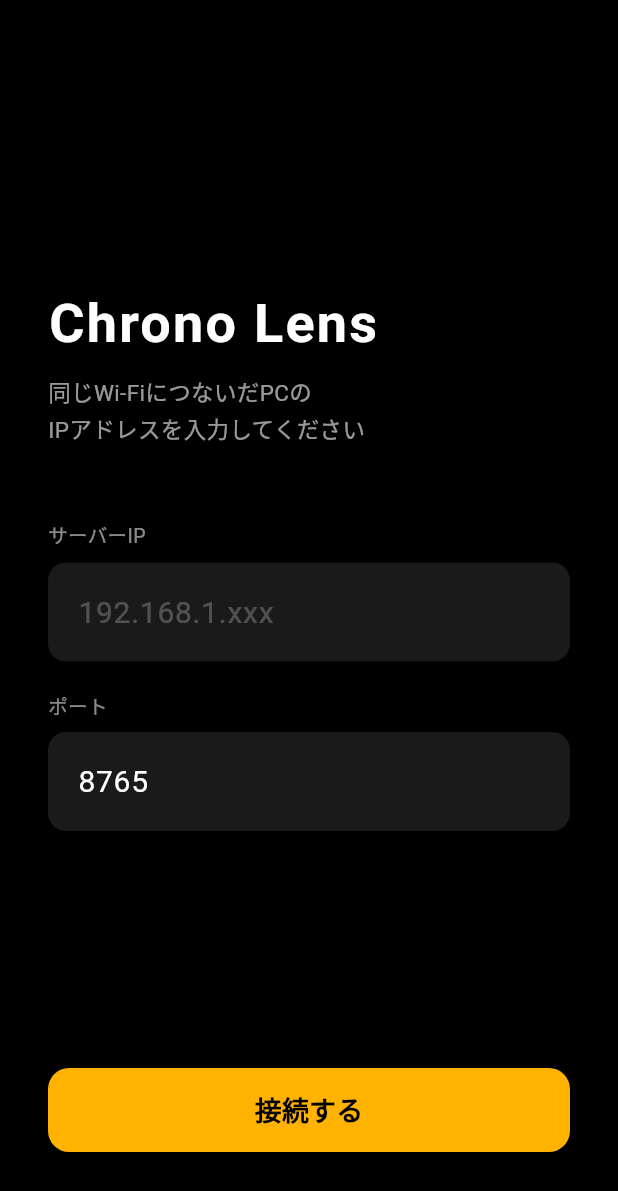
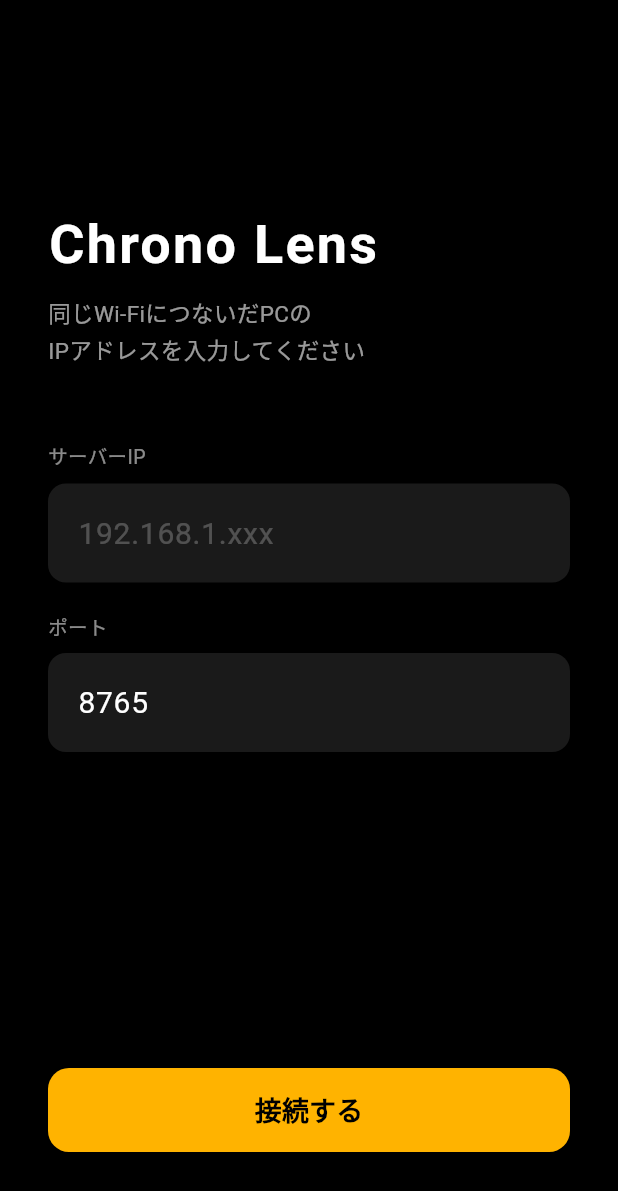
Before and after one commit to oh-yeah-sea-kit2/chrono-lens, a Flutter app: the screen it shows after launch, on a phone screen of 412 x 824 dp. Shown: the top 1191 px of the screen. Run offline on Flutter 3.47's test engine with Material 3 defaults, Android fonts, the phone set to English and light mode, and no system bars; our stand-ins replace camera, permission_handler, shared_preferences.

Commit message:
fix: setup page keyboard overflow on iPhone
Wrap SetupPage form in CustomScrollView + SliverFillRemaining so the
layout scrolls when the software keyboard appears instead of overflowing.

Co-Authored-By: Claude Sonnet 4.6 <noreply@anthropic.com>

```diff
--- a/mobile/lib/features/setup/setup_page.dart
+++ b/mobile/lib/features/setup/setup_page.dart
@@ -41,7 +41,12 @@ class _SetupPageState extends State<SetupPage> {
   Widget build(BuildContext context) {
     return Scaffold(
       backgroundColor: Colors.black,
+      resizeToAvoidBottomInset: true,
       body: SafeArea(
+        child: CustomScrollView(
+          slivers: [
+            SliverFillRemaining(
+              hasScrollBody: false,
               child: Padding(
                 padding: const EdgeInsets.all(32),
                 child: Form(
@@ -99,7 +104,7 @@ class _SetupPageState extends State<SetupPage> {
                     return null;
                   },
                 ),
-                const Spacer(),
+                const Spacer(flex: 2),
                 SizedBox(
                   width: double.infinity,
                   height: 56,
@@ -133,6 +138,9 @@ class _SetupPageState extends State<SetupPage> {
                 ),
               ),
             ),
+          ],
+        ),
+      ),
     );
   }
 
```
Lines whose indentation alone changed are shown as unchanged.
